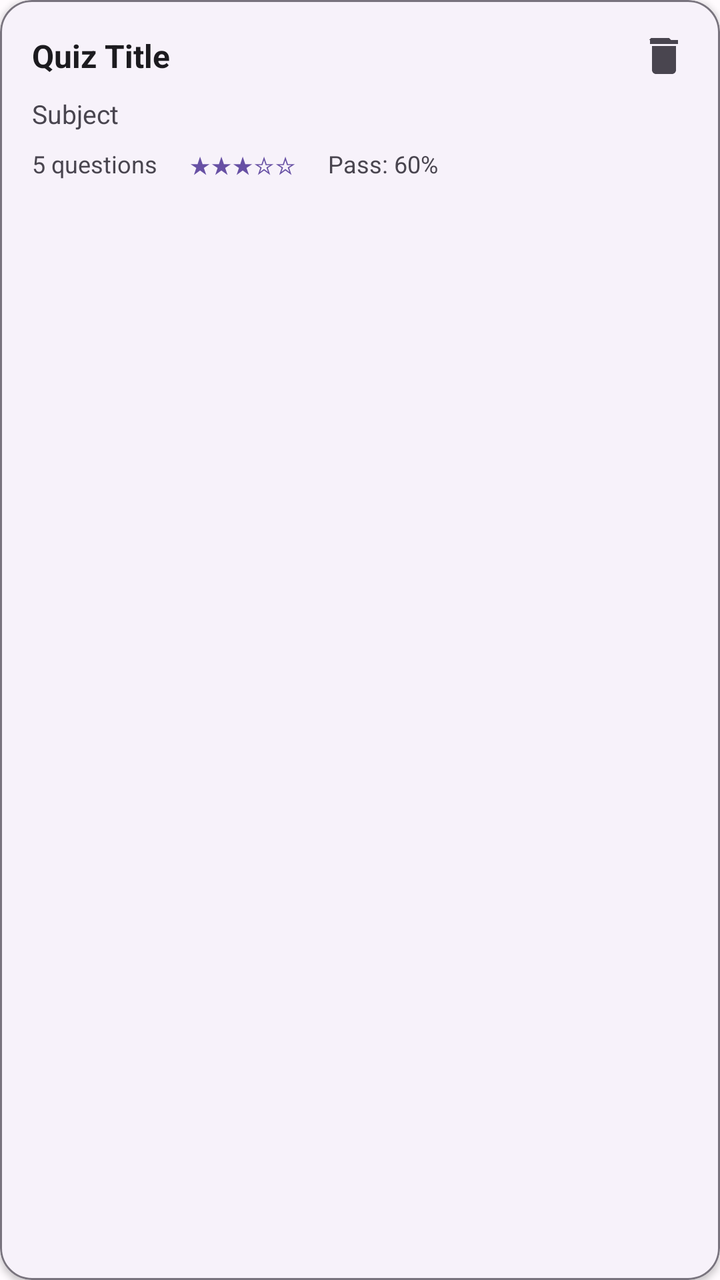
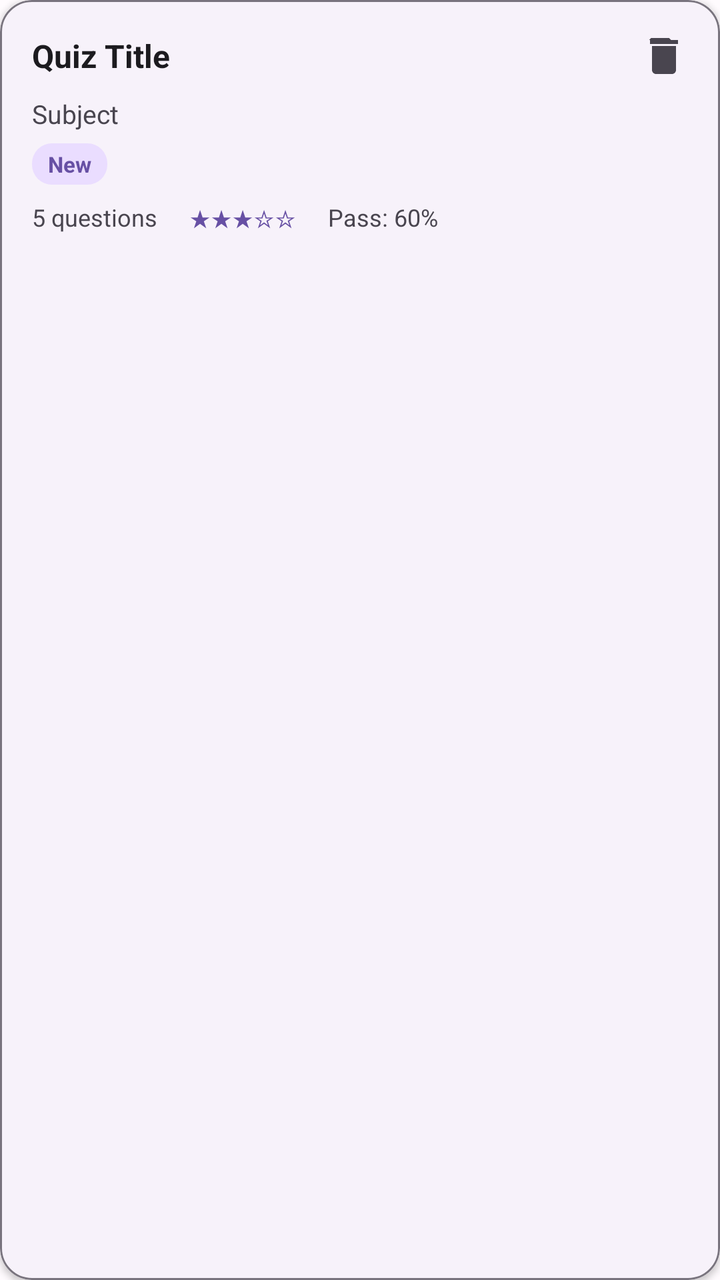

Compare the two renders of this Android layout. The source of the first and the diff that turns it into the second are given below.
<!-- AndroidManifest.xml: application theme Theme.StudySyncproject -->
<!-- res/layout/item_quiz.xml -->
<?xml version="1.0" encoding="utf-8"?>
<com.google.android.material.card.MaterialCardView
    xmlns:android="http://schemas.android.com/apk/res/android"
    xmlns:app="http://schemas.android.com/apk/res-auto"
    style="@style/Widget.StudySync.Card.Surface"
    android:layout_width="match_parent"
    android:layout_height="wrap_content"
    android:layout_margin="8dp">

    <LinearLayout
        android:layout_width="match_parent"
        android:layout_height="wrap_content"
        android:orientation="vertical"
        android:padding="16dp">

        <LinearLayout
            android:layout_width="match_parent"
            android:layout_height="wrap_content"
            android:gravity="center_vertical"
            android:orientation="horizontal">

            
            <TextView
                android:id="@+id/tv_quiz_title"
                android:layout_width="0dp"
                android:layout_height="wrap_content"
                android:layout_weight="1"
                android:text="Quiz Title"
                android:textSize="16sp"
                android:textStyle="bold"
                android:textColor="@color/text_primary" />

            
            <ImageButton
                android:id="@+id/btn_delete"
                android:layout_width="wrap_content"
                android:layout_height="wrap_content"
                android:src="@drawable/ic_delete"
                android:contentDescription="Delete Quiz"
                android:background="?attr/selectableItemBackgroundBorderless"
                android:scaleType="centerInside"
                android:layout_marginStart="8dp" />
        </LinearLayout>

        
        <TextView
            android:id="@+id/tv_quiz_subject"
            android:layout_width="wrap_content"
            android:layout_height="wrap_content"
            android:text="Subject"
            android:textSize="13sp"
            android:textColor="@color/text_secondary"
            android:layout_marginTop="8dp" />

        <TextView
            android:id="@+id/tv_quiz_module"
            android:layout_width="wrap_content"
            android:layout_height="wrap_content"
            android:layout_marginTop="6dp"
            android:text="Based on saved module"
            android:textSize="12sp"
            android:textColor="@color/primary"
            android:visibility="gone" />

        
        <LinearLayout
            android:layout_width="match_parent"
            android:layout_height="wrap_content"
            android:orientation="horizontal"
            android:layout_marginTop="8dp"
            android:gravity="start">

            
            <TextView
                android:id="@+id/tv_question_count"
                android:layout_width="wrap_content"
                android:layout_height="wrap_content"
                android:text="5 questions"
                android:textSize="12sp"
                android:textColor="@color/text_secondary"
                android:layout_marginEnd="16dp" />

            
            <TextView
                android:id="@+id/tv_difficulty"
                android:layout_width="wrap_content"
                android:layout_height="wrap_content"
                android:text="★★★☆☆"
                android:textSize="12sp"
                android:textColor="@color/primary"
                android:layout_marginEnd="16dp" />

            
            <TextView
                android:id="@+id/tv_passing_score"
                android:layout_width="wrap_content"
                android:layout_height="wrap_content"
                android:text="Pass: 60%"
                android:textSize="12sp"
                android:textColor="@color/text_secondary" />
        </LinearLayout>

    </LinearLayout>

</com.google.android.material.card.MaterialCardView>
<!-- resources referenced by this layout -->
<resources>
  <color name="primary">#6750A4</color>
  <color name="text_primary">#1C1B1F</color>
  <color name="text_secondary">#49454F</color>
  <!-- drawable ic_delete (drawable) -->
  <vector xmlns:android="http://schemas.android.com/apk/res/android"
      android:width="24dp"
      android:height="24dp"
      android:viewportWidth="24"
      android:viewportHeight="24"
      android:tint="?attr/colorControlNormal">
    <path
        android:fillColor="@android:color/white"
        android:pathData="M6,19c0,1.1 0.9,2 2,2h8c1.1,0 2,-0.9 2,-2V7H6v12zM19,4h-3.5l-1,-1h-9l-1,1H5v2h14V4z"/>
  </vector>
  <style name="Widget.StudySync.Card.Surface" parent="Widget.Material3.CardView.Elevated">
          <item name="cardCornerRadius">@dimen/radius_lg</item>
          <item name="cardElevation">2dp</item>
          <item name="strokeColor">@color/outline</item>
          <item name="strokeWidth">1dp</item>
      </style>
  <style name="Theme.StudySyncproject" parent="Base.Theme.StudySyncproject" />
  <dimen name="radius_lg">16dp</dimen>
  <color name="outline">#79747E</color>
  <style name="Base.Theme.StudySyncproject" parent="Theme.Material3.DayNight.NoActionBar">
          <item name="colorPrimary">@color/primary</item>
          <item name="colorOnPrimary">@color/on_primary</item>
          <item name="colorSecondary">@color/secondary</item>
          <item name="colorOnSecondary">@color/on_secondary</item>
          <item name="colorSurface">@color/surface</item>
          <item name="android:colorBackground">@color/background</item>
          <item name="colorError">@color/error</item>
          <item name="colorPrimaryDark">@color/primary_dark</item>
      </style>
  <color name="on_primary">#FFFFFF</color>
  <color name="secondary">#625B71</color>
  <color name="on_secondary">#FFFFFF</color>
  <color name="surface">#FFFBFE</color>
  <color name="background">#FFFBFE</color>
  <color name="error">#B3261E</color>
  <color name="primary_dark">#4F378B</color>
</resources>

<!-- the commit's change to res/layout/item_quiz.xml (unified diff, before → after) -->
@@ -62,6 +62,21 @@
             android:textColor="@color/primary"
             android:visibility="gone" />
 
+        <TextView
+            android:id="@+id/tv_quiz_progression"
+            android:layout_width="wrap_content"
+            android:layout_height="wrap_content"
+            android:layout_marginTop="6dp"
+            android:paddingStart="8dp"
+            android:paddingTop="3dp"
+            android:paddingEnd="8dp"
+            android:paddingBottom="3dp"
+            android:text="New"
+            android:textSize="11sp"
+            android:textStyle="bold"
+            android:textColor="@color/primary"
+            android:background="@drawable/bg_chip_surface" />
+
         
         <LinearLayout
             android:layout_width="match_parent"
<!-- resource entries referenced after the edit -->
@@ -3,6 +3,12 @@
   <color name="primary">#6750A4</color>
   <color name="text_primary">#1C1B1F</color>
   <color name="text_secondary">#49454F</color>
+  <!-- drawable bg_chip_surface (drawable) -->
+  <?xml version="1.0" encoding="utf-8"?>
+  <shape xmlns:android="http://schemas.android.com/apk/res/android" android:shape="rectangle">
+      <corners android:radius="10dp" />
+      <solid android:color="@color/primary_container" />
+  </shape>
   <!-- drawable ic_delete (drawable) -->
   <vector xmlns:android="http://schemas.android.com/apk/res/android"
       android:width="24dp"
@@ -21,6 +27,7 @@
           <item name="strokeWidth">1dp</item>
       </style>
   <style name="Theme.StudySyncproject" parent="Base.Theme.StudySyncproject" />
+  <color name="primary_container">#EADDFF</color>
   <dimen name="radius_lg">16dp</dimen>
   <color name="outline">#79747E</color>
   <style name="Base.Theme.StudySyncproject" parent="Theme.Material3.DayNight.NoActionBar">
